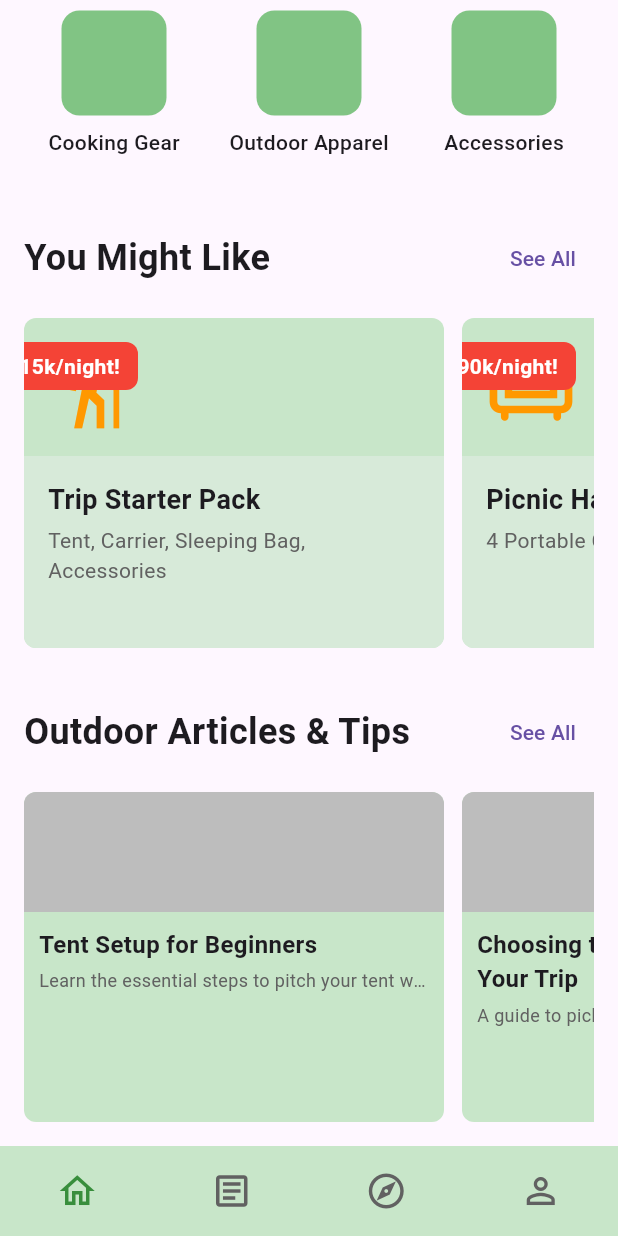
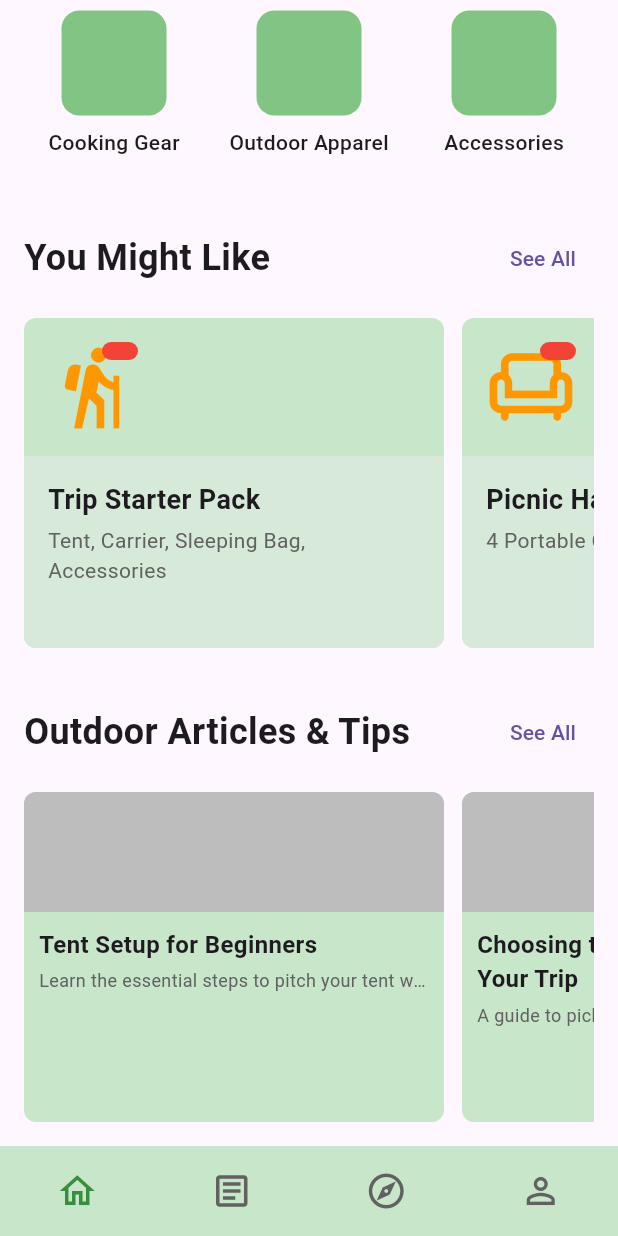
Before and after one commit to DrRhea/atap_bumi_apps, a Flutter app: the HomeScreen screen opened by its route, scrolled down 303 dp, on a phone screen of 412 x 824 dp. Run offline on Flutter 3.47's test engine with Material 3 defaults, Android fonts, the phone set to English and light mode, and no system bars.

Commit message:
feat(home screen): finish creating home screen ui V2

```diff
--- a/lib/screens/home/home_screen.dart
+++ b/lib/screens/home/home_screen.dart
@@ -243,13 +243,13 @@ class HomeScreen extends StatelessWidget {
                     color: Colors.red,
                     borderRadius: BorderRadius.circular(8),
                   ),
-                  child: Text(
-                    'Just $price/night!',
-                    style: const TextStyle(
-                      color: Colors.white,
-                      fontWeight: FontWeight.bold,
-                    ),
-                  ),
+                  // child: Text(
+                  //   'Just $price/night!',
+                  //   style: const TextStyle(
+                  //     color: Colors.white,
+                  //     fontWeight: FontWeight.bold,
+                  //   ),
+                  // ),
                 ),
               ),
             ],
```
